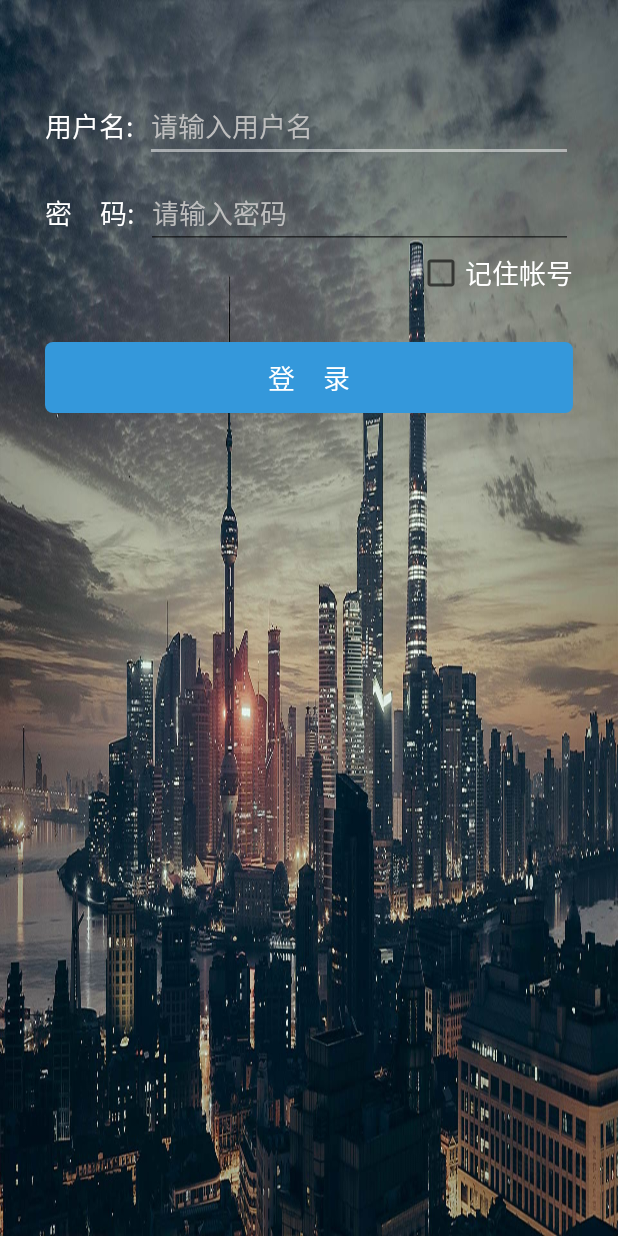
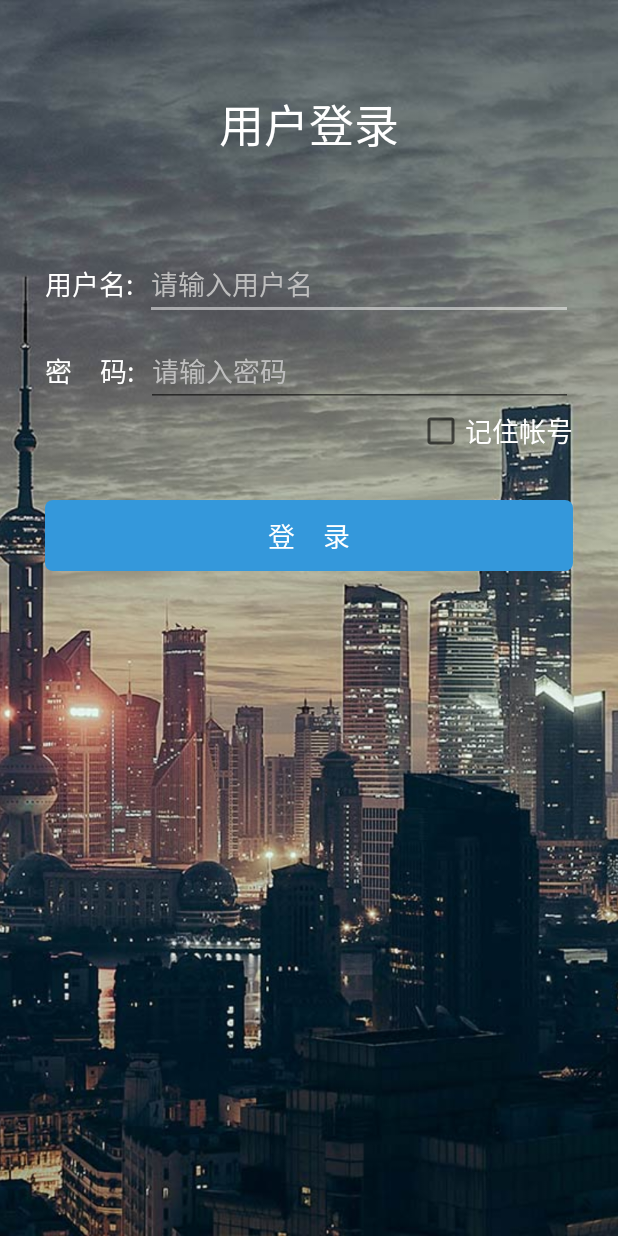
Before and after one commit to guyucheng/oa, an Android app: the LoginActivity screen opened directly, with no data from a screen before it, on a phone screen of 412 x 824 dp. Run offline under Robolectric (Android 15) with nearby library versions, the phone set to English and light mode, and no system bars.

Commit message:
修复登录界面背景拉伸

```diff
--- a/app/src/main/res/layout/activity_login.xml
+++ b/app/src/main/res/layout/activity_login.xml
@@ -1,13 +1,33 @@
 <?xml version="1.0" encoding="utf-8"?>
-<LinearLayout xmlns:android="http://schemas.android.com/apk/res/android"
+<RelativeLayout xmlns:android="http://schemas.android.com/apk/res/android"
     xmlns:tools="http://schemas.android.com/tools"
     android:layout_width="match_parent"
     android:layout_height="match_parent"
-    android:background="@drawable/login_back_ground"
 
     android:orientation="vertical"
     tools:context=".LoginActivity">
 
+    <ImageView
+        android:layout_width="match_parent"
+        android:layout_height="match_parent"
+        android:src="@drawable/login_back_ground"
+        android:scaleType="centerCrop"
+        />
+
+    <LinearLayout
+        android:layout_width="match_parent"
+        android:layout_height="match_parent"
+        android:orientation="vertical"
+        >
+
+        <TextView
+            android:layout_width="match_parent"
+            android:layout_height="wrap_content"
+            android:text="用户登录"
+            android:gravity="center"
+            android:textSize="30dp"
+            android:layout_marginTop="60dp"
+            android:textColor="@color/colorWrite"/>
         <LinearLayout
             android:layout_width="match_parent"
             android:layout_height="wrap_content"
@@ -86,5 +106,7 @@
             android:text="登    录"
             android:textColor="#ffffff"
             android:textSize="18sp" />
+    </LinearLayout>
 
-</LinearLayout>
+
+</RelativeLayout>
```
Lines whose indentation alone changed are shown as unchanged.
